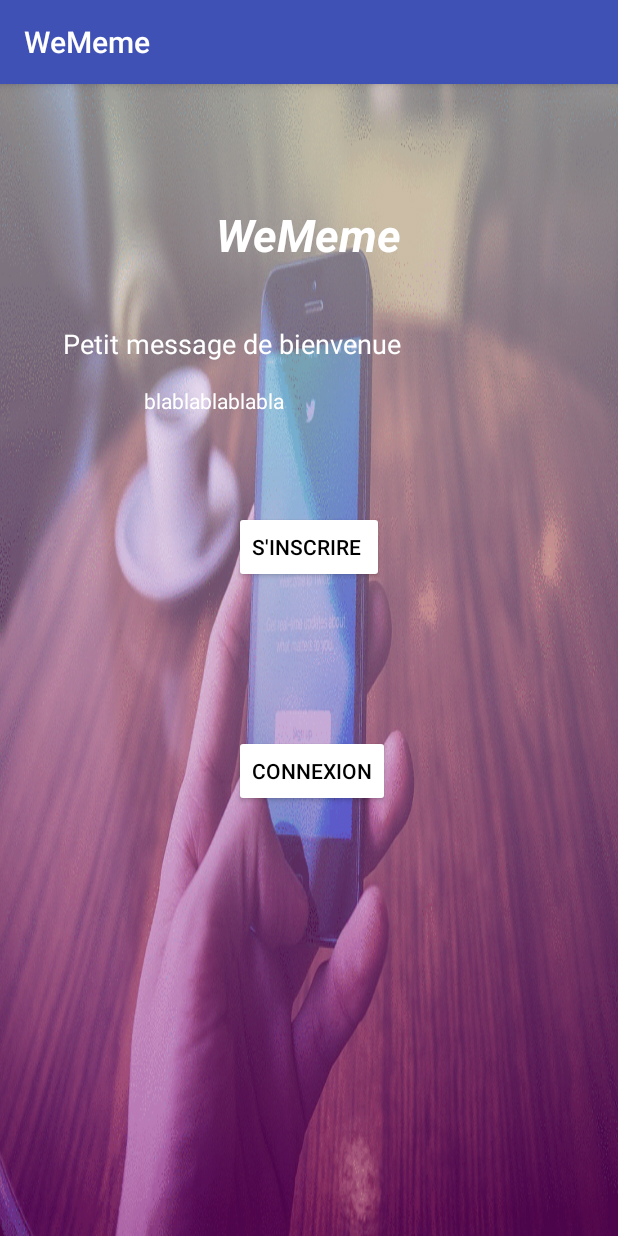
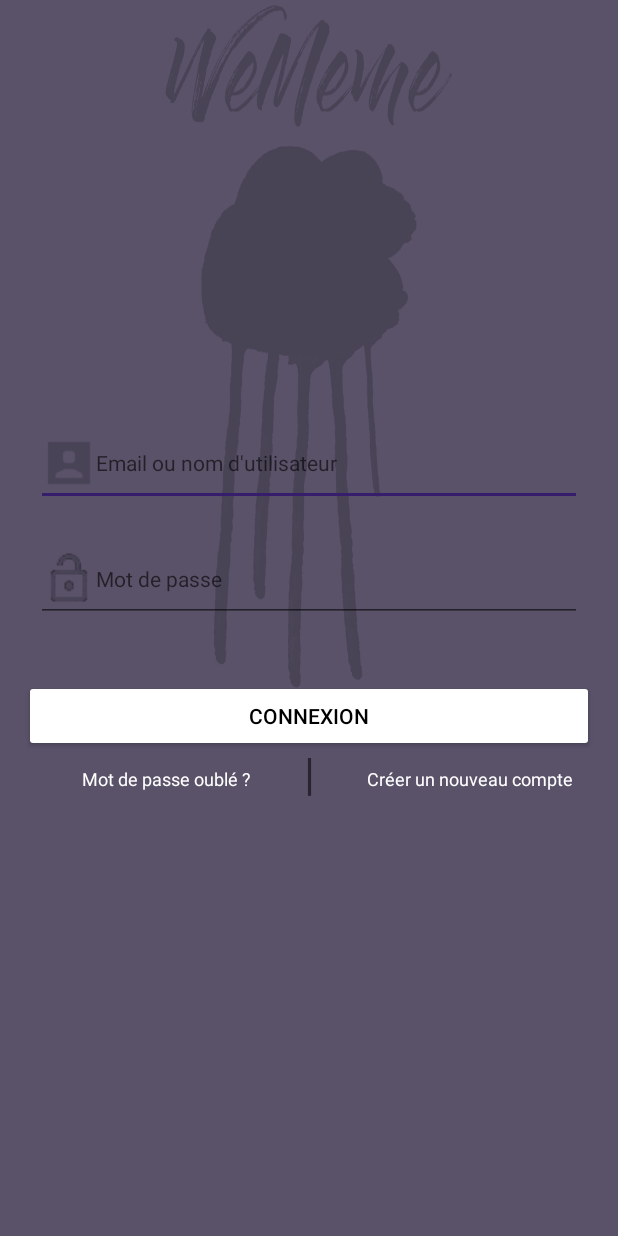
Before and after one commit to deosadamas/WeMeme, an Android app: the screen it shows after launch (HomePage before the commit, LoginActivity after it), on a phone screen of 412 x 824 dp. Run offline under Robolectric (Android 15) with nearby library versions, the light colour scheme and no system bars; our stand-ins replace Volley.

Commit message:
New design
hbybybyb

```diff
--- a/App/WeMeme/app/src/main/AndroidManifest.xml
+++ b/App/WeMeme/app/src/main/AndroidManifest.xml
@@ -11,14 +11,13 @@
         android:roundIcon="@mipmap/ic_launcher_round"
         android:supportsRtl="true"
         android:theme="@style/AppTheme">
-        <activity android:name=".HomePage">
+        <activity android:name=".LoginActivity">
             <intent-filter>
                 <action android:name="android.intent.action.MAIN" />
 
                 <category android:name="android.intent.category.LAUNCHER" />
             </intent-filter>
         </activity>
-        <activity android:name=".LoginActivity" />
         <activity android:name=".RegisterActivity" />
         <activity android:name=".User_Area_Activity" />
     </application>
--- a/App/WeMeme/app/src/main/java/wememe/com/HomePage.java
+++ /dev/null
@@ -1,24 +0,0 @@
-package wememe.com;
-
-import android.content.Intent;
-import android.support.v7.app.AppCompatActivity;
-import android.os.Bundle;
-import android.view.View;
-
-public class HomePage extends AppCompatActivity {
-
-    @Override
-    protected void onCreate(Bundle savedInstanceState) {
-        super.onCreate(savedInstanceState);
-        setContentView(R.layout.activity_home_page);
-    }
-    public void Connection (View view){
-        Intent intent = new Intent(this, LoginActivity.class);
-        startActivity(intent);
-    }
-
-    public void SignIn (View view){
-        Intent intent = new Intent(this, RegisterActivity.class);
-        startActivity(intent);
-    }
-}
--- a/App/WeMeme/app/src/main/java/wememe/com/RegisterActivity.java
+++ b/App/WeMeme/app/src/main/java/wememe/com/RegisterActivity.java
@@ -91,7 +91,7 @@ public class RegisterActivity extends AppCompatActivity {
         //Handle item selection
         switch (item.getItemId()){
             case R.id.backarrowicon:
-                Intent intent = new Intent(this, HomePage.class);
+                Intent intent = new Intent(this, LoginActivity.class);
                 startActivity(intent);
                 return true;
             default:
--- a/App/WeMeme/app/src/main/res/layout/activity_home_page.xml
+++ /dev/null
@@ -1,98 +0,0 @@
-<?xml version="1.0" encoding="utf-8"?>
-<android.support.constraint.ConstraintLayout xmlns:android="http://schemas.android.com/apk/res/android"
-    xmlns:app="http://schemas.android.com/apk/res-auto"
-    xmlns:tools="http://schemas.android.com/tools"
-    android:layout_width="match_parent"
-    android:layout_height="match_parent"
-    tools:context="wememe.com.HomePage"
-    android:background="@drawable/backgroundfirst">
-
-    <TextView
-        android:text="WeMeme"
-        android:layout_width="wrap_content"
-        android:layout_height="wrap_content"
-        android:id="@+id/textView"
-        tools:layout_constraintRight_creator="1"
-        app:layout_constraintRight_toRightOf="parent"
-        tools:layout_constraintLeft_creator="1"
-        app:layout_constraintLeft_toLeftOf="parent"
-        android:fontFamily="sans-serif"
-        android:textStyle="normal|bold|italic"
-        android:textAllCaps="false"
-        android:textSize="30sp"
-        android:textColor="@android:color/white"
-        android:layout_marginTop="80dp"
-        app:layout_constraintTop_toTopOf="parent" />
-
-    <TextView
-        android:text="Petit message de bienvenue"
-        android:layout_width="wrap_content"
-        android:layout_height="wrap_content"
-        android:id="@+id/textView2"
-        android:layout_marginTop="40dp"
-        android:layout_marginRight="16dp"
-        android:layout_marginEnd="16dp"
-        app:layout_constraintTop_toBottomOf="@+id/textView"
-        android:layout_marginStart="16dp"
-        app:layout_constraintLeft_toLeftOf="parent"
-        android:layout_marginLeft="16dp"
-        app:layout_constraintRight_toRightOf="parent"
-        app:layout_constraintHorizontal_bias="0.17"
-        android:textSize="18sp"
-        android:textColor="@android:color/white" />
-
-    <Button
-        android:text="Connexion"
-        android:layout_width="wrap_content"
-        android:layout_height="wrap_content"
-        android:id="@+id/button4"
-        tools:layout_constraintRight_creator="1"
-        tools:layout_constraintBottom_creator="1"
-        app:layout_constraintBottom_toBottomOf="parent"
-        app:layout_constraintRight_toRightOf="@+id/button3"
-        tools:layout_constraintLeft_creator="1"
-        android:layout_marginBottom="96dp"
-        app:layout_constraintLeft_toLeftOf="@+id/button3"
-        app:layout_constraintHorizontal_bias="0.0"
-        android:layout_marginTop="8dp"
-        app:layout_constraintTop_toBottomOf="@+id/button3"
-        app:layout_constraintVertical_bias="0.33"
-        android:textColor="@android:color/background_dark"
-        android:backgroundTint="@android:color/background_light"
-        android:onClick="Connection" />
-
-    <Button
-        android:text="S'inscrire "
-        android:layout_width="wrap_content"
-        android:layout_height="wrap_content"
-        android:id="@+id/button3"
-        tools:layout_constraintRight_creator="1"
-        app:layout_constraintRight_toRightOf="parent"
-        tools:layout_constraintLeft_creator="1"
-        app:layout_constraintLeft_toLeftOf="parent"
-        android:layout_marginTop="64dp"
-        app:layout_constraintTop_toBottomOf="@+id/textView3"
-        app:layout_constraintVertical_bias="0.25"
-        android:textAlignment="center"
-        android:backgroundTint="@android:color/background_light"
-        android:textColor="@android:color/background_dark"
-        android:onClick="SignIn" />
-
-    <TextView
-        android:text="blablablablabla"
-        android:layout_width="wrap_content"
-        android:layout_height="wrap_content"
-        android:id="@+id/textView3"
-        tools:layout_constraintTop_creator="1"
-        android:layout_marginTop="16dp"
-        app:layout_constraintTop_toBottomOf="@+id/textView2"
-        app:layout_constraintLeft_toLeftOf="parent"
-        android:layout_marginEnd="16dp"
-        app:layout_constraintRight_toRightOf="parent"
-        android:layout_marginRight="16dp"
-        android:layout_marginStart="16dp"
-        android:layout_marginLeft="16dp"
-        app:layout_constraintHorizontal_bias="0.28"
-        android:textColor="@android:color/white" />
-
-</android.support.constraint.ConstraintLayout>
--- a/App/WeMeme/app/src/main/res/layout/activity_login.xml
+++ b/App/WeMeme/app/src/main/res/layout/activity_login.xml
@@ -4,115 +4,129 @@
     android:orientation="vertical"
     android:layout_width="match_parent"
     android:layout_height="match_parent"
-    android:background="@drawable/backgroundlogin">
+    android:background="@drawable/background1">
 
     <TextView
-        android:text="WeMeme"
+        android:id="@+id/txtViewInscription"
+        android:layout_width="151dp"
+        android:layout_height="27dp"
+        android:layout_marginEnd="16dp"
+        android:layout_marginLeft="8dp"
+        android:layout_marginRight="16dp"
+        android:layout_marginStart="16dp"
+        android:layout_marginTop="9dp"
+        android:gravity="left"
+        android:text="Créer un nouveau compte"
+        android:textColor="@android:color/white"
+        android:textSize="12sp"
+        app:layout_constraintHorizontal_bias="1.0"
+        app:layout_constraintLeft_toLeftOf="parent"
+        app:layout_constraintRight_toRightOf="parent"
+        app:layout_constraintTop_toBottomOf="@+id/btnLogin" />
+
+    <TextView
+        android:id="@+id/textView2"
+        android:layout_width="151dp"
+        android:layout_height="27dp"
+        android:layout_marginEnd="16dp"
+        android:layout_marginLeft="16dp"
+        android:layout_marginRight="16dp"
+        android:layout_marginStart="16dp"
+        android:gravity="right"
+        android:text="Mot de passe oublé ?"
+        android:textColor="@android:color/white"
+        android:textSize="12sp"
+        app:layout_constraintHorizontal_bias="0.0"
+        app:layout_constraintLeft_toLeftOf="parent"
+        app:layout_constraintRight_toRightOf="parent"
+        android:layout_marginTop="9dp"
+        app:layout_constraintTop_toBottomOf="@+id/btnLogin" />
+
+    <Button
+        android:id="@+id/btnLogin"
+        android:layout_width="0dp"
+        android:layout_height="wrap_content"
+        android:layout_marginEnd="16dp"
+        android:layout_marginLeft="16dp"
+        android:layout_marginRight="16dp"
+        android:layout_marginStart="16dp"
+        android:backgroundTint="@android:color/white"
+        android:onClick="ConnectionConfirmation"
+        android:text="Connexion"
+        android:textColor="@android:color/background_dark"
+        app:layout_constraintHorizontal_bias="0.0"
+        app:layout_constraintLeft_toLeftOf="parent"
+        app:layout_constraintRight_toRightOf="parent"
+        app:layout_constraintTop_toTopOf="parent"
+        android:layout_marginTop="8dp"
+        app:layout_constraintBottom_toBottomOf="parent"
+        android:layout_marginBottom="8dp"
+        app:layout_constraintVertical_bias="0.586" />
+
+
+    <EditText
+        android:id="@+id/txtEmailLogin"
+        android:layout_width="0dp"
+        android:layout_height="wrap_content"
+        android:layout_marginLeft="24dp"
+        android:layout_marginRight="24dp"
+        android:layout_marginTop="8dp"
+        android:ems="10"
+        android:hint="Email ou nom d'utilisateur"
+        android:inputType="textEmailAddress"
+        android:textColor="@color/white"
+        android:textSize="14sp"
+        app:layout_constraintHorizontal_bias="0.0"
+        app:layout_constraintLeft_toLeftOf="parent"
+        app:layout_constraintRight_toRightOf="parent"
+        android:layout_marginStart="24dp"
+        android:layout_marginEnd="24dp"
+        app:layout_constraintTop_toTopOf="parent"
+        app:layout_constraintBottom_toBottomOf="parent"
+        android:layout_marginBottom="8dp"
+        app:layout_constraintVertical_bias="0.363"
+        android:drawableLeft="@drawable/username" />
+
+    <EditText
+        android:id="@+id/txtMDPLogin"
+        android:layout_width="0dp"
+        android:layout_height="wrap_content"
+        android:layout_marginBottom="8dp"
+        android:layout_marginEnd="24dp"
+        android:layout_marginLeft="24dp"
+        android:layout_marginRight="24dp"
+        android:layout_marginStart="24dp"
+        android:layout_marginTop="8dp"
+        android:ems="10"
+        android:textColor="@color/white"
+        android:hint="Mot de passe"
+        android:inputType="textPassword"
+        android:textSize="14sp"
+        app:layout_constraintHorizontal_bias="0.0"
+        app:layout_constraintLeft_toLeftOf="parent"
+        app:layout_constraintRight_toRightOf="parent"
+        app:layout_constraintVertical_bias="0.466"
+        app:layout_constraintTop_toTopOf="parent"
+        app:layout_constraintBottom_toBottomOf="parent"
+        android:drawableLeft="@drawable/lock"/>
+
+    <TextView
+        android:id="@+id/textView5"
         android:layout_width="wrap_content"
         android:layout_height="wrap_content"
-        android:id="@+id/textView4"
-        android:fontFamily="sans-serif"
-        android:textStyle="normal|bold|italic"
-        android:textAllCaps="false"
+        android:layout_marginBottom="8dp"
+        android:layout_marginLeft="8dp"
+        android:layout_marginRight="8dp"
+        android:layout_marginTop="8dp"
+        android:text="|"
+        android:textColorLink="@android:color/holo_purple"
         android:textSize="30sp"
-        android:textColor="@android:color/white"
-        android:layout_marginTop="80dp"
-        app:layout_constraintTop_toTopOf="parent"
-        android:layout_marginStart="16dp"
-        app:layout_constraintLeft_toLeftOf="parent"
-        android:layout_marginLeft="16dp"
-        android:layout_marginEnd="16dp"
-        app:layout_constraintRight_toRightOf="parent"
-        android:layout_marginRight="16dp" />
+        app:layout_constraintBottom_toBottomOf="parent"
+        app:layout_constraintTop_toBottomOf="@+id/txtMDPLogin"
+        app:layout_constraintVertical_bias="0.205"
+        app:layout_constraintHorizontal_bias="0.501"
+        app:layout_constraintLeft_toRightOf="@+id/textView2"
+        app:layout_constraintRight_toLeftOf="@+id/txtViewInscription" />
 
-    <EditText
-        android:layout_width="191dp"
-        android:layout_height="47dp"
-        android:inputType="textPersonName"
-        android:ems="10"
-        android:id="@+id/txtEmailLogin"
-        android:hint="Email ou nom d'utilisateur"
-        android:textSize="14sp"
-        android:layout_marginTop="40dp"
-        app:layout_constraintTop_toBottomOf="@+id/textView4"
-        android:layout_marginEnd="80dp"
-        app:layout_constraintRight_toRightOf="parent"
-        android:layout_marginRight="80dp" />
-
-    <ImageView
-        android:layout_width="wrap_content"
-        android:layout_height="wrap_content"
-        app:srcCompat="@mipmap/ic_launcher"
-        android:id="@+id/imageView"
-        app:layout_constraintRight_toLeftOf="@+id/txtEmailLogin"
-        android:layout_marginEnd="8dp"
-        android:layout_marginRight="8dp"
-        android:layout_marginTop="40dp"
-        app:layout_constraintTop_toBottomOf="@+id/textView4"
-        android:layout_marginStart="16dp"
-        app:layout_constraintLeft_toLeftOf="parent"
-        android:layout_marginLeft="16dp"
-        app:layout_constraintHorizontal_bias="0.55" />
-
-    <EditText
-        android:layout_width="191dp"
-        android:layout_height="41dp"
-        android:inputType="textPassword"
-        android:ems="10"
-        android:id="@+id/txtMDPLogin"
-        android:hint="Mot de passe"
-        android:textSize="14sp"
-        android:layout_marginTop="32dp"
-        app:layout_constraintTop_toBottomOf="@+id/txtEmailLogin"
-        android:layout_marginEnd="80dp"
-        app:layout_constraintRight_toRightOf="parent"
-        android:layout_marginRight="80dp" />
-
-    <ImageView
-        android:layout_width="47dp"
-        android:layout_height="46dp"
-        app:srcCompat="@android:drawable/ic_lock_lock"
-        android:id="@+id/imageView2"
-        android:layout_marginStart="16dp"
-        app:layout_constraintLeft_toLeftOf="parent"
-        android:layout_marginLeft="16dp"
-        android:layout_marginTop="24dp"
-        app:layout_constraintTop_toBottomOf="@+id/imageView"
-        app:layout_constraintRight_toLeftOf="@+id/txtMDPLogin"
-        android:layout_marginEnd="8dp"
-        android:layout_marginRight="8dp"
-        app:layout_constraintHorizontal_bias="0.56" />
-
-    <TextView
-        android:text="Mot de passe oublé ?"
-        android:layout_width="151dp"
-        android:layout_height="27dp"
-        android:id="@+id/textView5"
-        android:textColor="@android:color/white"
-        android:layout_marginTop="16dp"
-        app:layout_constraintTop_toBottomOf="@+id/txtMDPLogin"
-        android:layout_marginStart="16dp"
-        app:layout_constraintLeft_toLeftOf="parent"
-        android:layout_marginLeft="16dp"
-        android:layout_marginEnd="16dp"
-        app:layout_constraintRight_toRightOf="parent"
-        android:layout_marginRight="16dp" />
-
-    <Button
-        android:text="Connexion"
-        android:layout_width="wrap_content"
-        android:layout_height="wrap_content"
-        android:id="@+id/btnLogin"
-        android:backgroundTint="@android:color/white"
-        android:textColor="@android:color/background_dark"
-        android:layout_marginTop="48dp"
-        app:layout_constraintTop_toBottomOf="@+id/textView5"
-        android:layout_marginStart="16dp"
-        app:layout_constraintLeft_toLeftOf="parent"
-        android:layout_marginLeft="16dp"
-        android:layout_marginEnd="16dp"
-        app:layout_constraintRight_toRightOf="parent"
-        android:layout_marginRight="16dp"
-        android:onClick="ConnectionConfirmation" />
 
 </android.support.constraint.ConstraintLayout>
--- a/App/WeMeme/app/src/main/res/values/colors.xml
+++ b/App/WeMeme/app/src/main/res/values/colors.xml
@@ -1,6 +1,6 @@
 <?xml version="1.0" encoding="utf-8"?>
 <resources>
     <color name="colorPrimary">#3F51B5</color>
-    <color name="colorPrimaryDark">#303F9F</color>
-    <color name="colorAccent">#FF4081</color>
+    <color name="colorPrimaryDark">#494356</color>
+    <color name="colorAccent">#371e6d</color>
 </resources>
--- a/App/WeMeme/app/src/main/res/values/styles.xml
+++ b/App/WeMeme/app/src/main/res/values/styles.xml
@@ -1,7 +1,7 @@
 <resources>
 
     <!-- Base application theme. -->
-    <style name="AppTheme" parent="Theme.AppCompat.Light.DarkActionBar">
+    <style name="AppTheme" parent="Theme.AppCompat.Light.NoActionBar">
         <!-- Customize your theme here. -->
         <item name="colorPrimary">@color/colorPrimary</item>
         <item name="colorPrimaryDark">@color/colorPrimaryDark</item>
```
Also changed, not shown: App/WeMeme/app/src/main/java/wememe/com/LoginActivity.java (+9 -20 lines), App/WeMeme/app/src/main/res/drawable/background.png (added), App/WeMeme/app/src/main/res/drawable/background1.png (added), App/WeMeme/app/src/main/res/drawable/lock.png (added), App/WeMeme/app/src/main/res/drawable/user.png (added), App/WeMeme/app/src/main/res/drawable/username.png (added), App/WeMeme/app/src/main/res/drawable/utilisateur.png (added), 2 other files.
